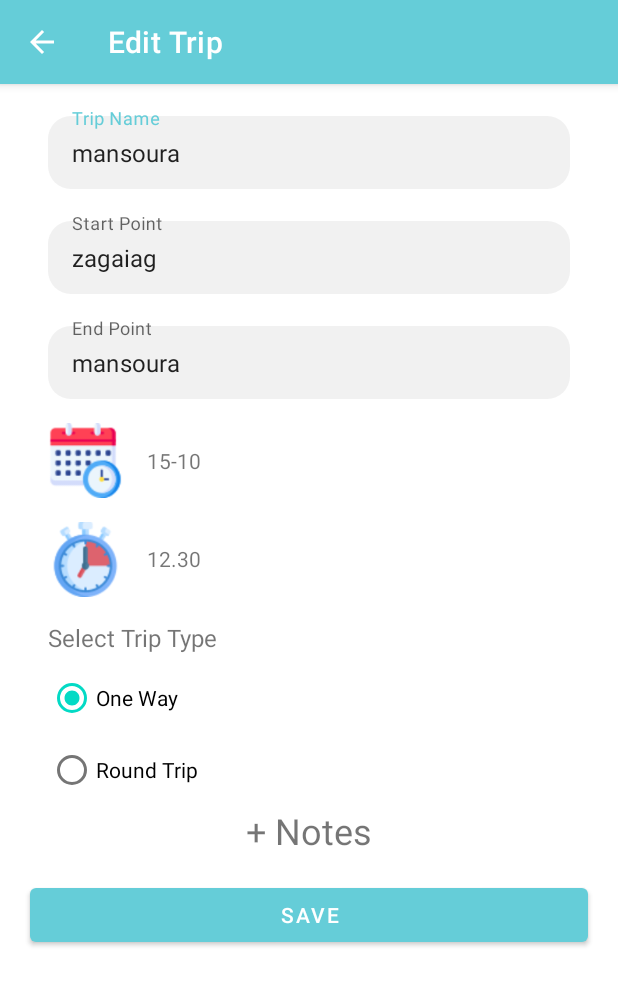
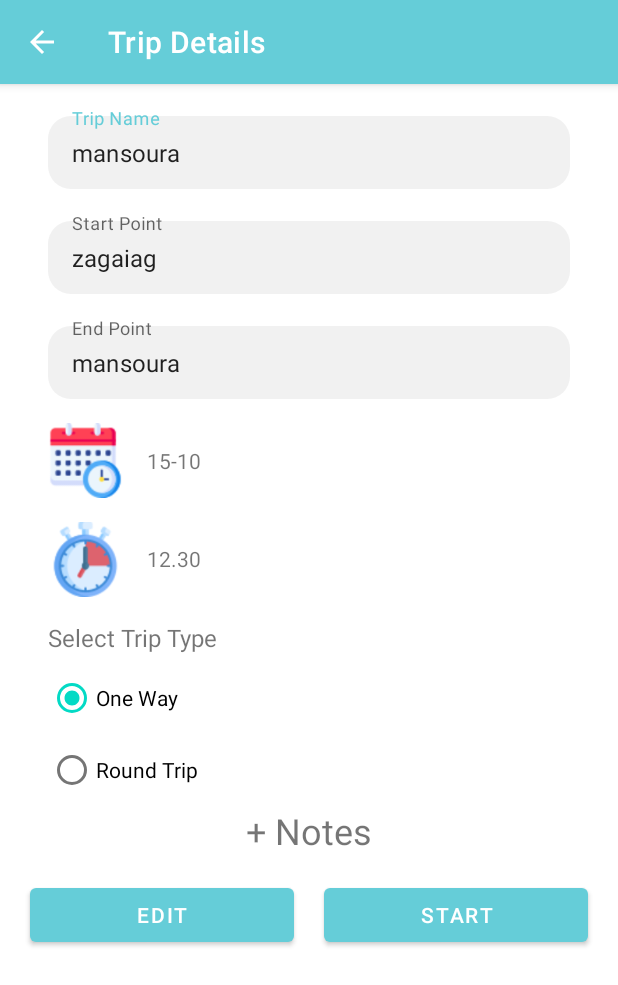
Before and after one commit to ebrahimalagamy/Tripaya, an Android app: the screen it shows after launch once a user with an empty profile is signed in (AddTripActivity), after a tap on "mansoura", on a phone screen of 412 x 824 dp. Shown: the top 985 px of the screen. Run offline under Robolectric (Android 15) with nearby library versions, the phone set to English and light mode, and no system bars; our stand-ins replace Firebase (no records; nobody signed in at launch, a user with empty details on screens opened directly), Room's generated code; libraries missing offline, so code that uses them is left out: com.daimajia.androidanimations; 1 statement that could not run was skipped.

Commit message:
Add item menu option 2

```diff
--- a/app/src/main/java/com/example/tripaya/AddTripActivity.java
+++ b/app/src/main/java/com/example/tripaya/AddTripActivity.java
@@ -4,6 +4,7 @@ import android.app.DatePickerDialog;
 import android.app.TimePickerDialog;
 import android.content.Intent;
 import android.os.Bundle;
+import android.view.View;
 import android.widget.Button;
 import android.widget.DatePicker;
 import android.widget.EditText;
@@ -40,13 +41,14 @@ public class AddTripActivity extends AppCompatActivity implements DatePickerDial
     private static final int REQUEST_CODE = 100;
     private static final String API_KEY = "AIzaSyDztAjcgoolhK_1EtCISqxjf2cBA33tk0Q";
     private ImageButton imageButtonCalender, imageButtonTime;
-    private TextView tvDate, tvTime;
+    private TextView tvDate, tvTime,tvStatus;
     private EditText etStartPoint, etEndPoint, etTripName;
     private int switchTagEditText = -1;
-    private Button btnSaveTrip;
+    private Button btnSaveTrip,btnStartTrip;
     private RadioGroup radioGroup;
     private RadioButton radioButton;
     private AddTripViewModel addTripViewModel;
+
 
     public static final String ID = "com.example.tripaya.id";
     public static final String NAME = "com.example.tripaya.name";
@@ -73,16 +75,21 @@ public class AddTripActivity extends AppCompatActivity implements DatePickerDial
 
         Intent intent = getIntent();
         if (intent.hasExtra(ID)) {
-            // edit trip
-            setTitle("Edit Trip");
+            // Details trip
+            setTitle("Trip Details");
+            btnStartTrip.setVisibility(View.VISIBLE);
+            btnStartTrip.setText("Start");
+
             editMode = true;
             btnSaveTrip.setText(R.string.string_btn_save_trip_switch);
             mId = intent.getIntExtra(ID, -1);
+            //setBtnEnables();
             etTripName.setText(intent.getStringExtra(NAME));
             etStartPoint.setText(intent.getStringExtra(START));
             etEndPoint.setText(intent.getStringExtra(END));
             tvDate.setText(intent.getStringExtra(DATE));
             tvTime.setText(intent.getStringExtra(TIME));
+
            // radioButton.setText(intent.getStringExtra(TYPE));
         } else {
             // add trip
@@ -93,6 +100,15 @@ public class AddTripActivity extends AppCompatActivity implements DatePickerDial
         addTripViewModel = new ViewModelProvider(this).get(AddTripViewModel.class);
 
     }
+
+   /* private void setBtnEnables() {
+        etTripName.setEnabled(false);
+        etStartPoint.setEnabled(false);
+        etEndPoint.setEnabled(false);
+        tvDate.setEnabled(false);
+        tvTime.setEnabled(false);
+
+    }*/
 
     private void initListener() {
         // click buttonImage to Call DatePickerFragment
@@ -138,16 +154,19 @@ public class AddTripActivity extends AppCompatActivity implements DatePickerDial
     }
 
     private void saveTrip() {
+
         String tripName = etTripName.getText().toString().trim();
         String tripStartPoint = etStartPoint.getText().toString().trim();
         String tripEndPoint = etEndPoint.getText().toString().trim();
         String tripDate = tvDate.getText().toString().trim();
         String tripTime = tvTime.getText().toString().trim();
+        //String tripStatus = tvStatus.getText().toString().trim();
+
         int tripPosition = radioGroup.getCheckedRadioButtonId();
         radioButton = findViewById(tripPosition);
         tripType = radioButton.getText().toString().trim();
 
-        TripClass tripClass = new TripClass(tripName, tripStartPoint, tripEndPoint, tripDate, tripTime, tripType);
+        TripClass tripClass = new TripClass(tripName, tripStartPoint, tripEndPoint, tripDate, tripTime, tripType,"Upcoming");
 
         if (tripName.isEmpty() || tripStartPoint.isEmpty() || tripEndPoint.isEmpty() || tripDate.isEmpty() ||
                 tripTime.isEmpty() || tripType.isEmpty()) {
@@ -205,6 +224,9 @@ public class AddTripActivity extends AppCompatActivity implements DatePickerDial
         etEndPoint = findViewById(R.id.et_end_point);
         btnSaveTrip = findViewById(R.id.btn_add_trip);
         radioGroup = findViewById(R.id.radio_group);
+        tvStatus = findViewById(R.id.tv_status);
+        btnStartTrip = findViewById(R.id.btnStart);
+
         // to get button checked
 
 
--- a/app/src/main/java/com/example/tripaya/MainActivity.java
+++ b/app/src/main/java/com/example/tripaya/MainActivity.java
@@ -23,18 +23,15 @@ public class MainActivity extends AppCompatActivity {
     protected void onCreate(Bundle savedInstanceState) {
         super.onCreate(savedInstanceState);
         setContentView(R.layout.activity_main);
+
         initComponent();
-
         NavHostFragment navHostFragment = (NavHostFragment) getSupportFragmentManager().findFragmentById(R.id.nav_host_fragment);
         navController = navHostFragment.getNavController();
-
         initViewsListener();
     }
 
     private void initViewsListener() {
-        upcomingSwitch = 0;
-        historySwitch = 0;
-        profileSwitch = 0;
+        upcomingSwitch = historySwitch = profileSwitch= 0;
 
         imageButtonHistory.setOnClickListener(v -> {
             if (historySwitch == 0) {
@@ -75,7 +72,6 @@ public class MainActivity extends AppCompatActivity {
             }
 
         });
-
         fabUpcomingFragment.setOnClickListener(v -> {
             if (upcomingSwitch == 1) {
                 upcomingSwitch = 0;
@@ -118,7 +114,6 @@ public class MainActivity extends AppCompatActivity {
             }
 
         });
-
         imageButtonProfile.setOnClickListener(v -> {
             if (profileSwitch == 0) {
                 profileSwitch = 1;
@@ -159,7 +154,6 @@ public class MainActivity extends AppCompatActivity {
             }
 
         });
-
     }
 
     private void initComponent() {
--- a/app/src/main/java/com/example/tripaya/adapter/TripAdapter.java
+++ b/app/src/main/java/com/example/tripaya/adapter/TripAdapter.java
@@ -3,7 +3,10 @@ package com.example.tripaya.adapter;
 import android.view.LayoutInflater;
 import android.view.View;
 import android.view.ViewGroup;
+import android.widget.ImageButton;
+import android.widget.PopupMenu;
 import android.widget.TextView;
+import android.widget.Toast;
 
 import androidx.annotation.NonNull;
 import androidx.recyclerview.widget.RecyclerView;
@@ -35,6 +38,28 @@ public class TripAdapter extends RecyclerView.Adapter<TripAdapter.TripHolder> {
         holder.tripDate.setText(tripClass.getDate());
         holder.tripTime.setText(tripClass.getTime());
         holder.tripType.setText(tripClass.getTripType());
+        holder.tripStatus.setText(tripClass.getTripStatus());
+
+
+        holder.itemOption.setOnClickListener(v -> {
+            PopupMenu popupMenu = new PopupMenu(v.getContext(), holder.itemOption);
+            popupMenu.inflate(R.menu.item_option);
+
+            popupMenu.setOnMenuItemClickListener(item -> {
+                switch (item.getItemId()) {
+                    case R.id.menu_item_start:
+                        Toast.makeText(v.getContext(), "Started", Toast.LENGTH_SHORT).show();
+                        break;
+                    case R.id.menu_item_cancel:
+                        Toast.makeText(v.getContext(), "Cancel", Toast.LENGTH_SHORT).show();
+                        break;
+                    default:
+                        break;
+                }
+                return false;
+            });
+            popupMenu.show();
+        });
     }
 
     @Override
@@ -64,6 +89,8 @@ public class TripAdapter extends RecyclerView.Adapter<TripAdapter.TripHolder> {
         private TextView tripDate;
         private TextView tripTime;
         private TextView tripType;
+        private ImageButton itemOption;
+        private TextView tripStatus;
 
 
         public TripHolder(@NonNull View itemView) {
@@ -74,6 +101,8 @@ public class TripAdapter extends RecyclerView.Adapter<TripAdapter.TripHolder> {
             tripDate = itemView.findViewById(R.id.tv_date_picker);
             tripTime = itemView.findViewById(R.id.tv_time_picker);
             tripType = itemView.findViewById(R.id.tv_trip_type);
+            itemOption = itemView.findViewById(R.id.image_button_option);
+            tripStatus = itemView.findViewById(R.id.tv_status);
 
 
             itemView.setOnClickListener(view -> {
--- a/app/src/main/java/com/example/tripaya/fragments/UpcomingFragment.java
+++ b/app/src/main/java/com/example/tripaya/fragments/UpcomingFragment.java
@@ -43,7 +43,6 @@ public class UpcomingFragment extends Fragment {
         super.onViewCreated(view, savedInstanceState);
         setHasOptionsMenu(true);
         initRecycler();
-
     }
 
     @Override
@@ -72,7 +71,8 @@ public class UpcomingFragment extends Fragment {
         });
 
         new ItemTouchHelper(new ItemTouchHelper.SimpleCallback(0,
-                ItemTouchHelper.LEFT | ItemTouchHelper.RIGHT) {
+                ItemTouchHelper.LEFT |
+                        ItemTouchHelper.RIGHT) {
             @Override
             public boolean onMove(@NonNull RecyclerView recyclerView, @NonNull RecyclerView.ViewHolder viewHolder, @NonNull RecyclerView.ViewHolder target) {
                 return false;
@@ -85,7 +85,6 @@ public class UpcomingFragment extends Fragment {
                 // we set method return position depend on the position in the adapter
                 tripViewModel.delete(tripAdapter.getTripAt(viewHolder.getAdapterPosition()));
                 Toast.makeText(getActivity(), "Trip Deleted", Toast.LENGTH_SHORT).show();
-
             }
         }).attachToRecyclerView(recyclerViewTrip);
 
--- a/app/src/main/java/com/example/tripaya/roomdatabase/TripClass.java
+++ b/app/src/main/java/com/example/tripaya/roomdatabase/TripClass.java
@@ -17,16 +17,22 @@ public class TripClass {
     private String date;
     private String time;
     private String tripType;
+    private String tripStatus;
+   /* private String note;
+    private String roundDate;
+    private String roundTime;*/
 
 
 
-    public TripClass(String tripName, String startPoint, String endPoint, String date, String time, String tripType) {
+    public TripClass(String tripName, String startPoint, String endPoint, String date,
+                     String time, String tripType, String tripStatus) {
         this.tripName = tripName;
         this.startPoint = startPoint;
         this.endPoint = endPoint;
         this.date = date;
         this.time = time;
         this.tripType = tripType;
+        this.tripStatus = tripStatus;
     }
 
     public void setId(int id) {
@@ -60,4 +66,8 @@ public class TripClass {
     public String getTripType() {
         return tripType;
     }
+
+    public String getTripStatus() {
+        return tripStatus;
+    }
 }
--- a/app/src/main/java/com/example/tripaya/roomdatabase/TripDatabase.java
+++ b/app/src/main/java/com/example/tripaya/roomdatabase/TripDatabase.java
@@ -10,7 +10,7 @@ import androidx.room.RoomDatabase;
 import androidx.sqlite.db.SupportSQLiteDatabase;
 
 
-@Database(entities = {TripClass.class}, version = 1)
+@Database(entities = {TripClass.class}, version = 2)
 public abstract class TripDatabase extends RoomDatabase {
 
     // create singleton class for database
@@ -55,11 +55,11 @@ public abstract class TripDatabase extends RoomDatabase {
         @Override
         protected Void doInBackground(Void... voids) {
             tripDao.insert(new TripClass("mansoura","zagaiag","mansoura",
-                    "15-10","12.30","round"));
+                    "15-10","12.30","round","Upcoming"));
             tripDao.insert(new TripClass("salhia","zagaiag","mansoura",
-                    "15-10","12.30","round"));
+                    "15-10","12.30","round","Upcoming"));
             tripDao.insert(new TripClass("cairo","zagaiag","mansoura",
-                    "15-10","12.30","round"));
+                    "15-10","12.30","round","Upcoming"));
             return null;
         }
     }
--- a/app/src/main/res/layout/activity_add_trip.xml
+++ b/app/src/main/res/layout/activity_add_trip.xml
@@ -9,6 +9,7 @@
     <ScrollView
         android:layout_width="match_parent"
         android:layout_height="match_parent">
+
         <androidx.constraintlayout.widget.ConstraintLayout
 
             android:layout_width="match_parent"
@@ -129,10 +130,12 @@
                 android:layout_width="0dp"
                 android:layout_height="wrap_content"
                 android:layout_marginStart="20dp"
-                android:layout_marginEnd="20dp"
+                android:layout_marginEnd="10dp"
+                android:layout_marginBottom="20dp"
                 android:text="@string/string_add_trip"
                 app:layout_constraintBottom_toBottomOf="parent"
-                app:layout_constraintEnd_toEndOf="parent"
+                app:layout_constraintEnd_toStartOf="@+id/btnStart"
+                app:layout_constraintHorizontal_bias="0.5"
                 app:layout_constraintStart_toStartOf="parent" />
 
             <TextView
@@ -178,6 +181,20 @@
                 android:textSize="16sp"
                 app:layout_constraintStart_toStartOf="@+id/image_button_time"
                 app:layout_constraintTop_toBottomOf="@+id/image_button_time" />
+
+            <Button
+                android:id="@+id/btnStart"
+                android:layout_width="0dp"
+                android:visibility="gone"
+                android:layout_height="wrap_content"
+                android:layout_marginStart="10dp"
+                android:layout_marginEnd="20dp"
+                android:layout_marginBottom="20dp"
+                android:text="@string/string_btn_string"
+                app:layout_constraintBottom_toBottomOf="parent"
+                app:layout_constraintEnd_toEndOf="parent"
+                app:layout_constraintHorizontal_bias="0.5"
+                app:layout_constraintStart_toEndOf="@+id/btn_add_trip" />
         </androidx.constraintlayout.widget.ConstraintLayout>
 
     </ScrollView>
--- /dev/null
+++ b/app/src/main/res/menu/item_option.xml
@@ -0,0 +1,12 @@
+<?xml version="1.0" encoding="utf-8"?>
+<menu xmlns:android="http://schemas.android.com/apk/res/android">
+
+    <item
+        android:id="@+id/menu_item_cancel"
+        android:title="Cancel Trip" />
+
+    <item
+        android:id="@+id/menu_item_start"
+        android:title="Start Trip" />
+
+</menu>
--- a/app/src/main/res/values/strings.xml
+++ b/app/src/main/res/values/strings.xml
@@ -42,7 +42,7 @@
     <string name="back_btn">Back To Login</string>
     <string name="facebook_app_id">645629160110351</string>
     <string name="fb_login_protocol_scheme">fb645629160110351</string>
-    <string name="string_btn_save_trip_switch">Save</string>
+    <string name="string_btn_save_trip_switch">Edit</string>
     <string name="string_btn_Add_trip_switch">Add</string>
     <string name="string_radio_button_one_way">One Way</string>
     <string name="string_radio_button_round_trip">Round Trip</string>
@@ -50,4 +50,5 @@
     <string name="string_edit_text_start_point">Start Point</string>
     <string name="string_edit_text_end_point">End Point</string>
     <string name="string_edit_text_select_type">Select Trip Type</string>
+    <string name="string_btn_string">Start</string>
 </resources>
```
Also changed, not shown: app/src/main/java/com/example/tripaya/fragments/HistoryFragment.java (+6 -4 lines), app/src/main/res/layout/item_trip.xml (+18 -5 lines), app/src/main/res/drawable-v24/menuuu.png (added).
